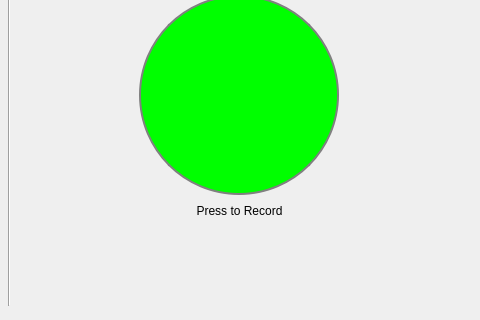
Old version of the form ui/ListenWindow.ui in the repository peterYudhistira/audio-scribo-comperio; both pictures show x 501 to 981 and y 95 to 415 of the 981 by 415 pixel window.
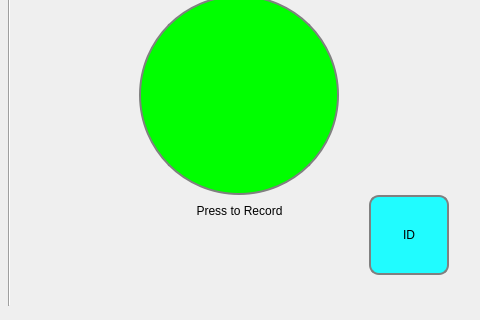
New version of the form. Icons and pictures are not drawn.

Commit message: [18/05/2023] Readjusted the recording and display function to include transcribe lang.

What changed in the file:
```diff
--- a/ui/ListenWindow.ui
+++ b/ui/ListenWindow.ui
@@ -55,6 +55,31 @@
 
 QPushButton#button_record:checked:hover{
 	background:rgb(255, 35, 28);
+}
+
+QPushButton#button_toggleLang:checked{
+	
+	background: rgb(32, 252, 255);
+}
+
+QPushButton#button_toggleLang:checked:hover{
+	
+	background: rgb(0, 170, 255);
+}
+
+QPushButton#button_toggleLang:pressed{
+	
+	background: rgb(85, 0, 255);
+}
+
+QPushButton#button_toggleLang{
+	
+	background: rgb(255, 42, 88);
+}
+
+QPushButton#button_toggleLang:hover{
+	
+	background: rgb(255, 0, 0);
 }</string>
   </property>
   <widget class="QPushButton" name="button_record">
@@ -240,7 +265,7 @@
     <string>Back</string>
    </property>
   </widget>
-  <widget class="QWidget" name="">
+  <widget class="QWidget" name="layoutWidget">
    <property name="geometry">
     <rect>
      <x>40</x>
@@ -262,6 +287,31 @@
     </item>
    </layout>
   </widget>
+  <widget class="QPushButton" name="button_toggleLang">
+   <property name="geometry">
+    <rect>
+     <x>870</x>
+     <y>290</y>
+     <width>80</width>
+     <height>80</height>
+    </rect>
+   </property>
+   <property name="styleSheet">
+    <string notr="true">QButton#button_togglelang{
+	
+	font: 22pt &quot;Algerian&quot;;
+}</string>
+   </property>
+   <property name="text">
+    <string>ID</string>
+   </property>
+   <property name="checkable">
+    <bool>true</bool>
+   </property>
+   <property name="checked">
+    <bool>true</bool>
+   </property>
+  </widget>
  </widget>
  <resources/>
  <connections/>
```
The commit also changes 5 other files.
